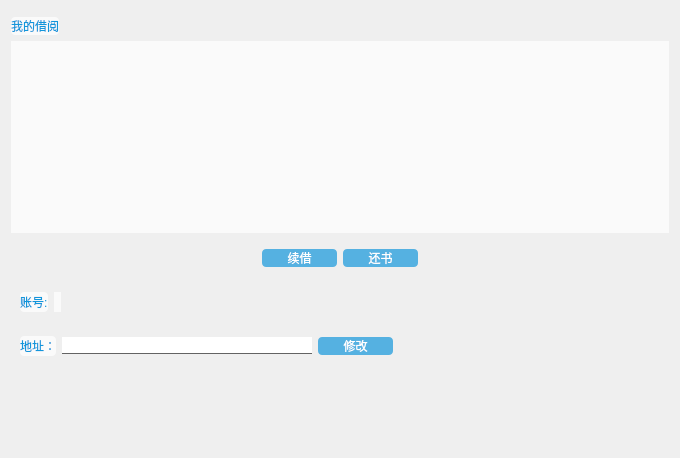
First picture: the form in LibraryManager/personalcenter.ui, repository xuanlog/LibraryManager, before the edit.
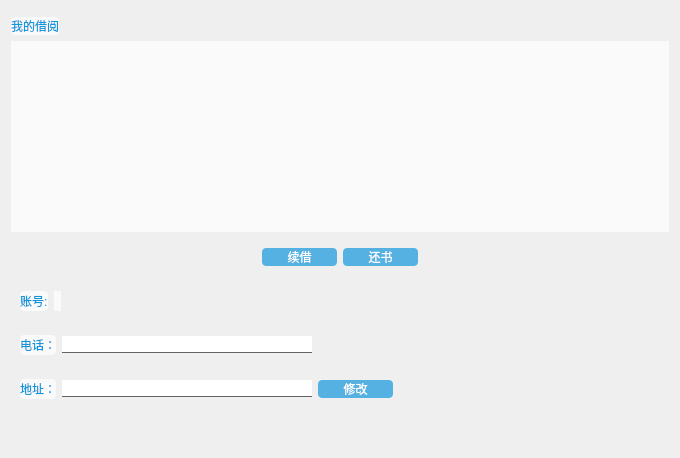
Second picture: the form after the edit. Icons and pictures are not drawn. Custom widgets are drawn as their Qt base class.

Diff of the .ui file:
```diff
--- a/LibraryManager/personalcenter.ui
+++ b/LibraryManager/personalcenter.ui
@@ -303,6 +303,57 @@
      </layout>
     </widget>
    </item>
+   <item>
+    <widget class="QWidget" name="widget_5" native="true">
+     <layout class="QHBoxLayout" name="horizontalLayout_4">
+      <item>
+       <widget class="QLabel" name="label_2">
+        <property name="styleSheet">
+         <string notr="true">QLabel
+{
+	background-color: rgba(255, 255, 255, 0.7);
+    border-radius: 4px;  
+	color: #1296db;
+	font: 14px &quot;微软雅黑&quot;;
+}</string>
+        </property>
+        <property name="text">
+         <string>电话：</string>
+        </property>
+       </widget>
+      </item>
+      <item>
+       <widget class="QLineEdit" name="phoneEdit">
+        <property name="maximumSize">
+         <size>
+          <width>250</width>
+          <height>16777215</height>
+         </size>
+        </property>
+        <property name="styleSheet">
+         <string notr="true">border-left:none;
+border-right:none;
+border-top:none;
+border-bottom:1px solid #636363;</string>
+        </property>
+       </widget>
+      </item>
+      <item>
+       <spacer name="horizontalSpacer_5">
+        <property name="orientation">
+         <enum>Qt::Horizontal</enum>
+        </property>
+        <property name="sizeHint" stdset="0">
+         <size>
+          <width>40</width>
+          <height>20</height>
+         </size>
+        </property>
+       </spacer>
+      </item>
+     </layout>
+    </widget>
+   </item>
    <item>
     <widget class="QWidget" name="widget_4" native="true">
      <layout class="QHBoxLayout" name="horizontalLayout_3">
```
